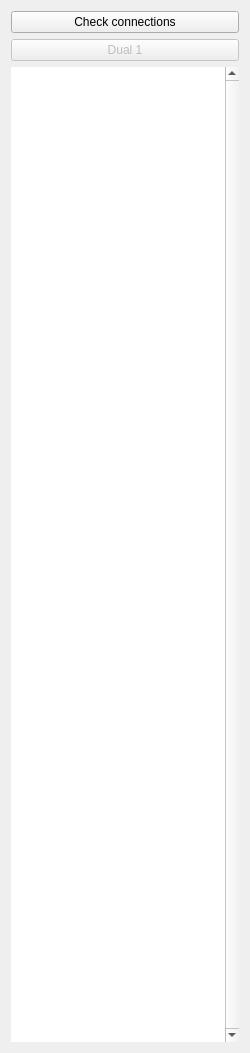
Old version of the form Dual_GUI/mainwindow.ui in the repository CandelierLab/dual_control.
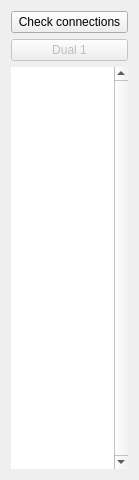
New version of the form.

The edit to the form file:
```diff
--- a/Dual_GUI/mainwindow.ui
+++ b/Dual_GUI/mainwindow.ui
@@ -6,10 +6,16 @@
    <rect>
     <x>0</x>
     <y>0</y>
-    <width>250</width>
-    <height>1053</height>
+    <width>139</width>
+    <height>480</height>
    </rect>
   </property>
+  <property name="maximumSize">
+   <size>
+    <width>139</width>
+    <height>480</height>
+   </size>
+  </property>
   <property name="windowTitle">
    <string>MainWindow</string>
   </property>
```
